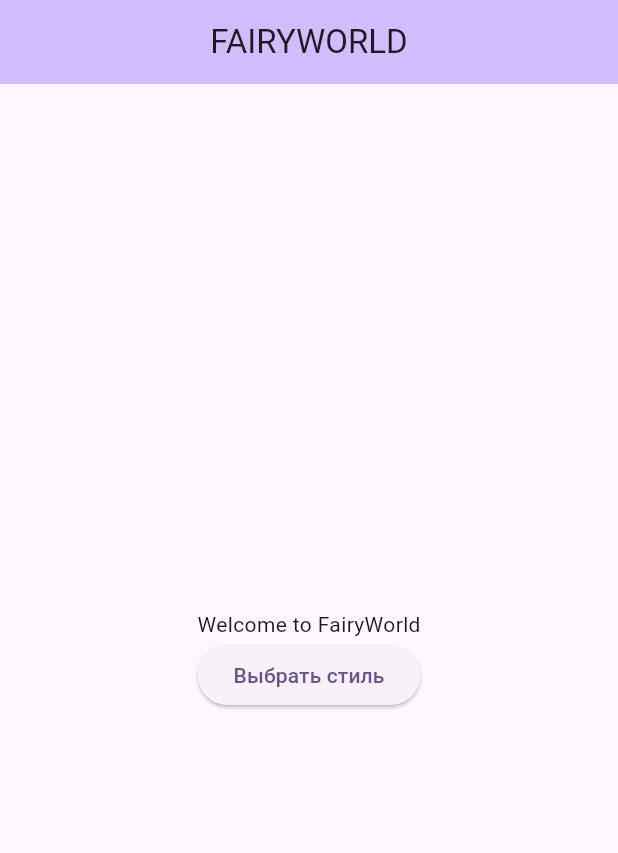
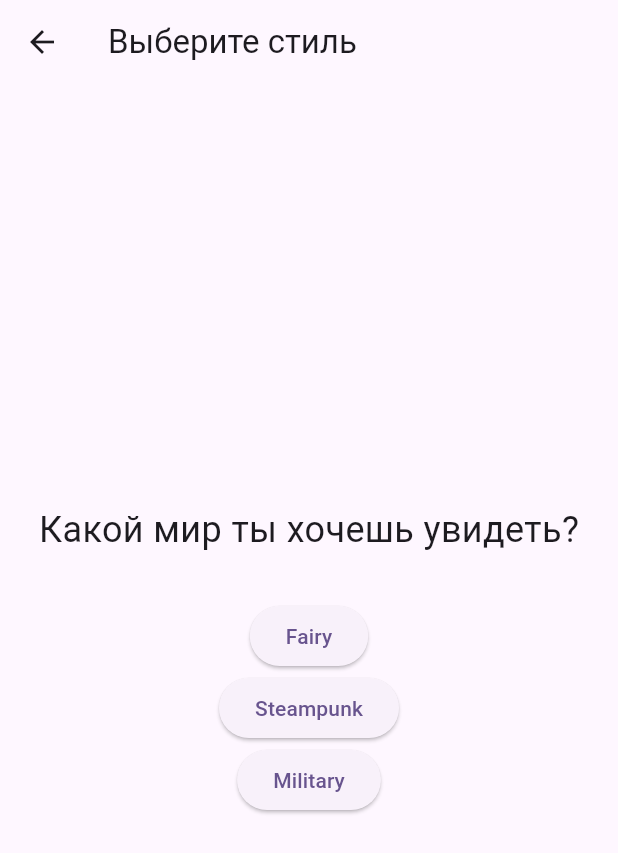
Before and after one commit to Camarederic/FairyWorld, a Flutter app: the screen it shows after launch, after a tap on "Выбрать стиль", on a phone screen of 412 x 824 dp. Shown: the top 853 px of the screen. Run offline on Flutter 3.47's test engine with Material 3 defaults, Android fonts, the phone set to English and light mode, and no system bars.

Commit message:
Add style selection screen

```diff
--- a/lib/main.dart
+++ b/lib/main.dart
@@ -1,4 +1,5 @@
 import 'package:flutter/material.dart';
+import 'style_selection_page.dart';
 
 void main() {
   runApp(const MyApp());
@@ -42,7 +43,14 @@ class _MyHomePageState extends State<MyHomePage> {
             const Text('Welcome to FairyWorld'),
 
             ElevatedButton(
-              onPressed: () {},
+              onPressed: () {
+                Navigator.push(
+                  context,
+                  MaterialPageRoute(
+                    builder: (context) => const StyleSelectionPage(),
+                  ),
+                );
+              },
               child: const Text('Выбрать стиль'),
             ),
           ],
--- /dev/null
+++ b/lib/style_selection_page.dart
@@ -0,0 +1,48 @@
+import 'package:flutter/material.dart';
+
+class StyleSelectionPage extends StatelessWidget {
+  const StyleSelectionPage({super.key});
+
+  @override
+  Widget build(BuildContext context) {
+    return Scaffold(
+      appBar: AppBar(title: const Text('Выберите стиль')),
+      body: Center(
+        child: Column(
+          mainAxisAlignment: MainAxisAlignment.center,
+          children: [
+            const Text(
+              'Какой мир ты хочешь увидеть?',
+              style: TextStyle(fontSize: 24),
+            ),
+            const SizedBox(height: 30),
+            ElevatedButton(
+              onPressed: () {
+                ScaffoldMessenger.of(context).showSnackBar(
+                  const SnackBar(content: Text('Выбран стиль Fairy')),
+                );
+              },
+              child: const Text('Fairy'),
+            ),
+            ElevatedButton(
+              onPressed: () {
+                ScaffoldMessenger.of(context).showSnackBar(
+                  const SnackBar(content: Text('Выбран стиль Steampunk')),
+                );
+              },
+              child: const Text('Steampunk'),
+            ),
+            ElevatedButton(
+              onPressed: () {
+                ScaffoldMessenger.of(context).showSnackBar(
+                  const SnackBar(content: Text('Выбран стиль Military')),
+                );
+              },
+              child: const Text('Military'),
+            ),
+          ],
+        ),
+      ),
+    );
+  }
+}
```
Also changed, not shown: 1 other file.
